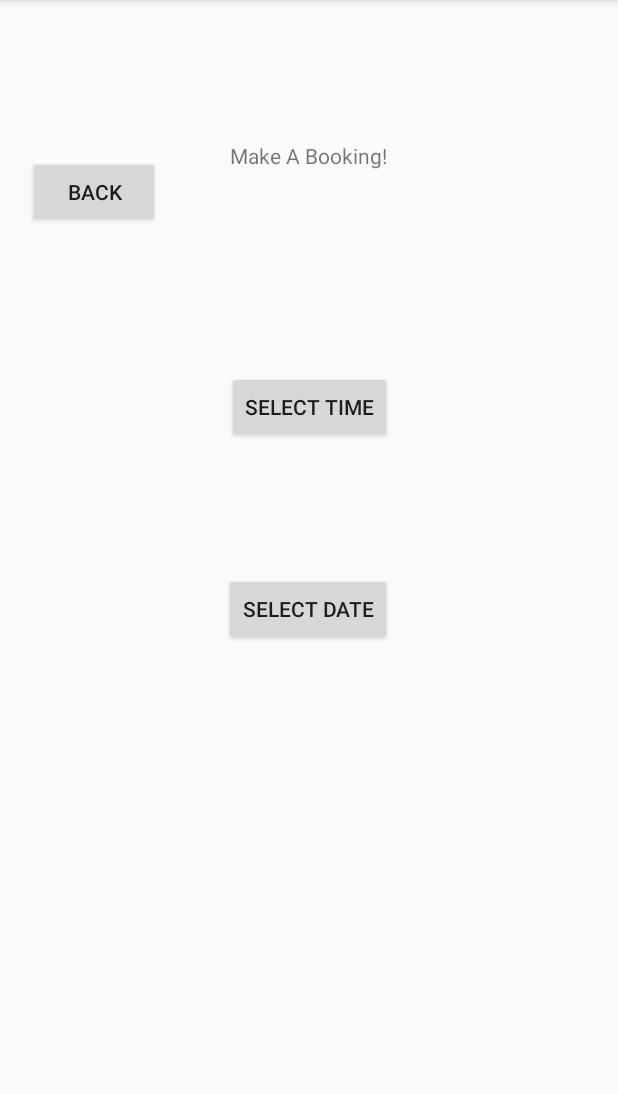
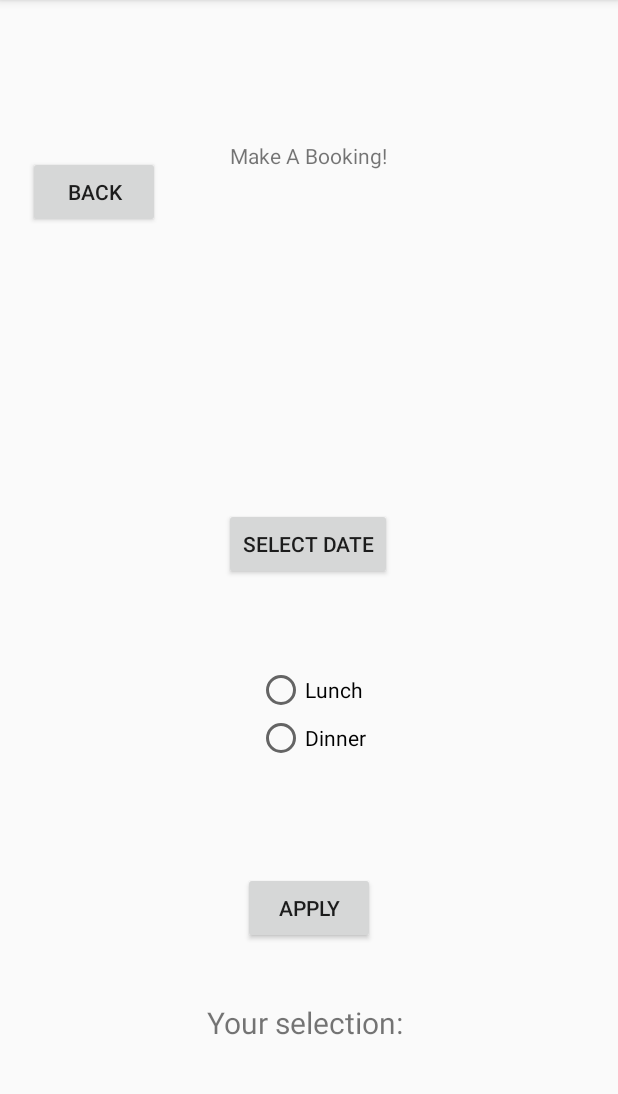
Before and after one commit to BrendanKhavin/SES1B-G2, an Android app: the booking screen opened directly, with no data from a screen before it, on a phone screen of 412 x 824 dp, the part 84-1178 px from its top. Run offline under Robolectric (Android 15) with nearby library versions, the light colour scheme and no system bars.

Commit message:
small bug fixes

```diff
--- a/app/src/main/java/com/example/erestaurant/booking.java
+++ b/app/src/main/java/com/example/erestaurant/booking.java
@@ -4,6 +4,8 @@ import android.content.Intent;
 import android.os.Bundle;
 import android.view.View;
 import android.widget.Button;
+import android.widget.RadioButton;
+import android.widget.RadioGroup;
 import android.widget.TextView;
 
 import androidx.appcompat.app.AppCompatActivity;
@@ -11,9 +13,13 @@ import androidx.fragment.app.DialogFragment;
 
 public class booking extends AppCompatActivity {
     public static TextView dateTextView;
-    public static TextView timeTextView;
+   // public static TextView timeTextView;
     Button mBackBtn;
     //FirebaseAuth fAuth;
+    RadioGroup radioGroup;
+    RadioButton radioButton;
+    TextView textView;
+
 
     @Override
     protected void onCreate(Bundle savedInstanceState) {
@@ -21,8 +27,21 @@ public class booking extends AppCompatActivity {
         setContentView(R.layout.activity_booking);
 
         mBackBtn = findViewById(R.id.backBtn);
-        timeTextView = findViewById(R.id.timeTextView);
+        //timeTextView = findViewById(R.id.timeTextView);
         dateTextView = findViewById(R.id.dateTextView);
+
+        radioGroup = findViewById(R.id.radioGroup);
+        textView = findViewById(R.id.text_view_selected);
+
+        Button buttonApply = findViewById(R.id.button_apply);
+        buttonApply.setOnClickListener(new View.OnClickListener() {
+            @Override
+            public void onClick(View v) {
+                int radioId = radioGroup.getCheckedRadioButtonId();
+                radioButton = findViewById(radioId);
+                textView.setText("Your choice: " + radioButton.getText());
+            }
+        });
 
       //  fAuth = FirebaseAuth.getInstance();
 
@@ -35,10 +54,6 @@ public class booking extends AppCompatActivity {
     }
 
     //Date and Time Picker
-    @Override
-    public <T extends View> T findViewById(int id) {
-        return super.findViewById(id);
-    }
     public static void SetDateText(int year, int month, int day) {
         if(month < 10){
             dateTextView.setText(day + "/0" + month + "/" + year);
@@ -65,8 +80,8 @@ public class booking extends AppCompatActivity {
         DialogFragment fragment = new TimePickerFragment();
         fragment.show(getSupportFragmentManager(), "time picker");
     }
+     */
 
-     */
     public void backBtnPressed(View view) {
         startActivity(new Intent(getApplicationContext(), MainActivity.class));
 
--- a/app/src/main/res/layout/activity_booking.xml
+++ b/app/src/main/res/layout/activity_booking.xml
@@ -38,36 +38,6 @@
         app:layout_constraintStart_toStartOf="parent"
         app:layout_constraintTop_toTopOf="parent" />
 
-    <TextView
-        android:id="@+id/timeTextView"
-        android:layout_width="wrap_content"
-        android:layout_height="wrap_content"
-        android:layout_marginStart="205dp"
-        android:layout_marginLeft="205dp"
-        android:layout_marginTop="193dp"
-        android:layout_marginEnd="206dp"
-        android:layout_marginRight="206dp"
-        android:layout_marginBottom="519dp"
-        android:text=""
-        app:layout_constraintBottom_toBottomOf="parent"
-        app:layout_constraintEnd_toEndOf="parent"
-        app:layout_constraintStart_toStartOf="parent"
-        app:layout_constraintTop_toTopOf="parent" />
-
-    <Button
-        android:id="@+id/timeButton"
-        android:layout_width="wrap_content"
-        android:layout_height="wrap_content"
-        android:layout_marginStart="151dp"
-        android:layout_marginLeft="151dp"
-        android:layout_marginTop="134dp"
-        android:layout_marginEnd="151dp"
-        android:layout_marginRight="151dp"
-        android:onClick="btn_PickerTime"
-        android:text="Select Time"
-        app:layout_constraintEnd_toEndOf="parent"
-        app:layout_constraintStart_toStartOf="parent"
-        app:layout_constraintTop_toBottomOf="@+id/textView3" />
 
     <TextView
         android:id="@+id/dateTextView"
@@ -75,15 +45,17 @@
         android:layout_height="wrap_content"
         android:layout_marginStart="205dp"
         android:layout_marginLeft="205dp"
-        android:layout_marginTop="307dp"
+        android:layout_marginTop="100dp"
         android:layout_marginEnd="206dp"
         android:layout_marginRight="206dp"
-        android:layout_marginBottom="405dp"
+        android:layout_marginBottom="466dp"
         android:text=""
         app:layout_constraintBottom_toBottomOf="parent"
         app:layout_constraintEnd_toEndOf="parent"
+        app:layout_constraintHorizontal_bias="0.0"
         app:layout_constraintStart_toStartOf="parent"
-        app:layout_constraintTop_toTopOf="parent" />
+        app:layout_constraintTop_toTopOf="parent"
+        app:layout_constraintVertical_bias="0.0" />
 
     <Button
         android:id="@+id/dateButton"
@@ -91,16 +63,86 @@
         android:layout_height="wrap_content"
         android:layout_marginStart="150dp"
         android:layout_marginLeft="150dp"
-        android:layout_marginTop="77dp"
+        android:layout_marginTop="216dp"
         android:layout_marginEnd="151dp"
         android:layout_marginRight="151dp"
-        android:layout_marginBottom="329dp"
+        android:layout_marginBottom="372dp"
         android:onClick="btn_PickerDate"
         android:text="Select Date"
         app:layout_constraintBottom_toBottomOf="parent"
         app:layout_constraintEnd_toEndOf="parent"
         app:layout_constraintStart_toStartOf="parent"
-        app:layout_constraintTop_toBottomOf="@+id/timeButton" />
+        app:layout_constraintTop_toBottomOf="@+id/textView3" />
+
+    <TextView
+        android:id="@+id/text_view_selected"
+        android:layout_width="wrap_content"
+        android:layout_height="wrap_content"
+        android:layout_below="@+id/radioGroup"
+        android:layout_centerHorizontal="true"
+        android:layout_marginStart="137dp"
+        android:layout_marginLeft="137dp"
+        android:layout_marginTop="17dp"
+        android:layout_marginEnd="137dp"
+        android:layout_marginRight="137dp"
+        android:layout_marginBottom="81dp"
+        android:text="Your selection: "
+        android:textSize="20sp"
+        app:layout_constraintBottom_toBottomOf="parent"
+        app:layout_constraintEnd_toEndOf="parent"
+        app:layout_constraintStart_toStartOf="parent"
+        app:layout_constraintTop_toBottomOf="@+id/button_apply" />
+
+    <Button
+        android:id="@+id/button_apply"
+        android:layout_width="wrap_content"
+        android:layout_height="wrap_content"
+        android:layout_below="@+id/text_view_selected"
+        android:layout_centerHorizontal="true"
+        android:layout_marginStart="161dp"
+        android:layout_marginLeft="161dp"
+        android:layout_marginTop="8dp"
+        android:layout_marginEnd="162dp"
+        android:layout_marginRight="162dp"
+        android:layout_marginBottom="21dp"
+        android:text="apply"
+        app:layout_constraintBottom_toTopOf="@+id/text_view_selected"
+        app:layout_constraintEnd_toEndOf="parent"
+        app:layout_constraintStart_toStartOf="parent"
+        app:layout_constraintTop_toBottomOf="@+id/radioGroup" />
+
+
+    <RadioGroup
+        android:id="@+id/radioGroup"
+        android:layout_width="wrap_content"
+        android:layout_height="wrap_content"
+        android:layout_marginStart="171dp"
+        android:layout_marginLeft="171dp"
+        android:layout_marginTop="66dp"
+        android:layout_marginEnd="168dp"
+        android:layout_marginRight="168dp"
+        android:layout_marginBottom="65dp"
+        app:layout_constraintBottom_toTopOf="@+id/button_apply"
+        app:layout_constraintEnd_toEndOf="parent"
+        app:layout_constraintStart_toStartOf="parent"
+        app:layout_constraintTop_toBottomOf="@+id/dateButton">
+
+        <RadioButton
+            android:id="@+id/radio_one"
+            android:layout_width="wrap_content"
+            android:layout_height="wrap_content"
+            android:text="Lunch"
+            tools:layout_editor_absoluteX="171dp"
+            tools:layout_editor_absoluteY="425dp" />
+
+        <RadioButton
+            android:id="@+id/radio_two"
+            android:layout_width="wrap_content"
+            android:layout_height="wrap_content"
+            android:text="Dinner"
+            tools:layout_editor_absoluteX="171dp"
+            tools:layout_editor_absoluteY="457dp" />
+    </RadioGroup>
 
 
 </androidx.constraintlayout.widget.ConstraintLayout>
```
